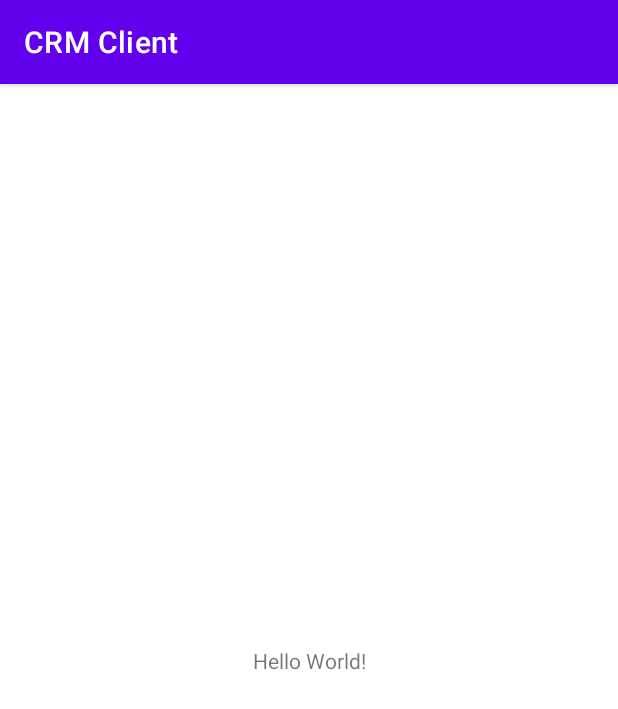
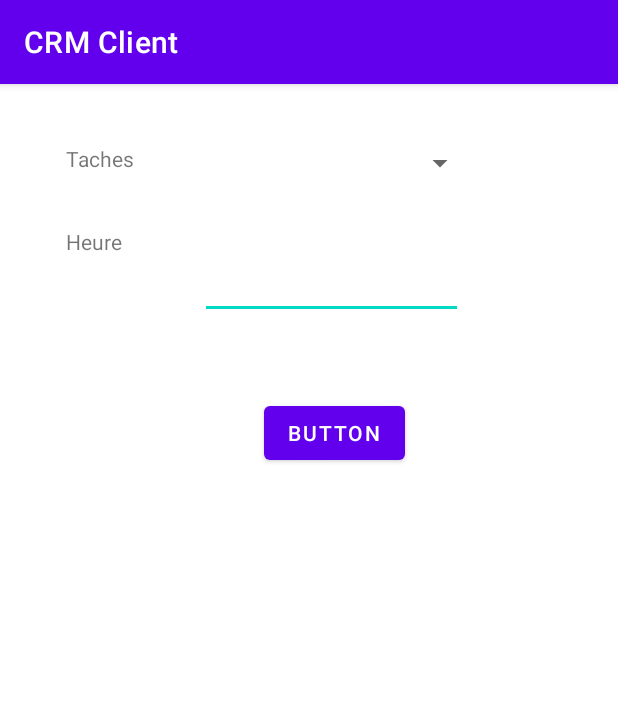
Before and after one commit to stevchen99/CRMClient, an Android app: the screen it shows after launch (MainActivity), on a phone screen of 412 x 824 dp. Shown: the top 709 px of the screen. Run offline under Robolectric (Android 15) with nearby library versions, the phone set to English and light mode, and no system bars; 3 statements that could not run were skipped.

Commit message:
push from HP

```diff
--- a/app/build.gradle
+++ b/app/build.gradle
@@ -37,6 +37,10 @@ dependencies {
     implementation 'androidx.appcompat:appcompat:1.3.0'
     implementation 'com.google.android.material:material:1.4.0'
     implementation 'androidx.constraintlayout:constraintlayout:2.0.4'
+
+    implementation 'com.squareup.retrofit2:retrofit:2.9.0'
+    implementation 'com.squareup.retrofit2:converter-gson:2.7.2'
+
     testImplementation 'junit:junit:4.13.2'
     androidTestImplementation 'androidx.test.ext:junit:1.1.3'
     androidTestImplementation 'androidx.test.espresso:espresso-core:3.4.0'
--- a/app/src/main/AndroidManifest.xml
+++ b/app/src/main/AndroidManifest.xml
@@ -1,7 +1,7 @@
 <?xml version="1.0" encoding="utf-8"?>
 <manifest xmlns:android="http://schemas.android.com/apk/res/android"
     package="com.example.crmclient">
-
+    <uses-permission android:name="android.permission.INTERNET" />
     <application
         android:allowBackup="true"
         android:icon="@mipmap/ic_launcher"
--- a/app/src/main/java/com/example/crmclient/MainActivity.kt
+++ b/app/src/main/java/com/example/crmclient/MainActivity.kt
@@ -1,11 +1,21 @@
 package com.example.crmclient
 
+import android.os.Bundle
 import androidx.appcompat.app.AppCompatActivity
-import android.os.Bundle
+import com.example.crmclient.model.Client
+import com.example.crmclient.model.GetData
+import com.example.crmclient.model.RetrofitClient
+import retrofit2.Call
 
 class MainActivity : AppCompatActivity() {
     override fun onCreate(savedInstanceState: Bundle?) {
         super.onCreate(savedInstanceState)
         setContentView(R.layout.activity_main)
+
+        /*Create handle for the RetrofitInstance interface*/
+        val service: GetData = RetrofitClient.getRetrofitInstance().create(
+            GetData::class.java
+        )
+        val call: Call<List<Client>> = service.getClientList()
     }
 }
--- /dev/null
+++ b/app/src/main/java/com/example/crmclient/model/Client.java
@@ -0,0 +1,25 @@
+package com.example.crmclient.model;
+
+public class Client {
+
+    private int Id;
+    private  String Company;
+
+    public int getId() {
+        return Id;
+    }
+    public void setId(int id) {
+        Id = id;
+    }
+
+
+    public String getCompany() {
+        return Company;
+    }
+    public void setCompany(String company) {
+        Company = company;
+    }
+
+
+
+}
--- /dev/null
+++ b/app/src/main/java/com/example/crmclient/model/GetData.java
@@ -0,0 +1,11 @@
+package com.example.crmclient.model;
+
+import java.util.List;
+import retrofit2.Call;
+import retrofit2.http.GET;
+
+public interface  GetData {
+
+    @GET("/clientData")
+    Call<List<Client>> getClientList();
+}
--- /dev/null
+++ b/app/src/main/java/com/example/crmclient/model/RetrofitClient.java
@@ -0,0 +1,21 @@
+package com.example.crmclient.model;
+
+
+import retrofit2.Retrofit;
+import retrofit2.converter.gson.GsonConverterFactory;
+
+public class RetrofitClient {
+
+    private static Retrofit retrofit;
+    private static final String BASE_URL = "https://le-esp.fr/CRM/GetClient.php";
+
+    public static Retrofit getRetrofitInstance() {
+        if (retrofit == null) {
+            retrofit = new retrofit2.Retrofit.Builder()
+                    .baseUrl(BASE_URL)
+                    .addConverterFactory(GsonConverterFactory.create())
+                    .build();
+        }
+        return retrofit;
+    }
+}
--- a/app/src/main/res/layout/activity_main.xml
+++ b/app/src/main/res/layout/activity_main.xml
@@ -7,12 +7,52 @@
     tools:context=".MainActivity">
 
     <TextView
+        android:id="@+id/txtTache"
         android:layout_width="wrap_content"
         android:layout_height="wrap_content"
-        android:text="Hello World!"
-        app:layout_constraintBottom_toBottomOf="parent"
-        app:layout_constraintLeft_toLeftOf="parent"
-        app:layout_constraintRight_toRightOf="parent"
+        android:layout_marginStart="44dp"
+        android:layout_marginTop="40dp"
+        android:text="@string/tachesRes"
+        app:layout_constraintStart_toStartOf="parent"
         app:layout_constraintTop_toTopOf="parent" />
 
+    <TextView
+        android:id="@+id/txtHeure"
+        android:layout_width="wrap_content"
+        android:layout_height="wrap_content"
+        android:layout_marginStart="44dp"
+        android:layout_marginTop="36dp"
+        android:text="@string/heureRes"
+        app:layout_constraintStart_toStartOf="parent"
+        app:layout_constraintTop_toBottomOf="@+id/txtTache" />
+
+    <Spinner
+        android:id="@+id/spinner"
+        android:layout_width="180dp"
+        android:layout_height="25dp"
+        android:layout_marginStart="48dp"
+        android:layout_marginTop="40dp"
+        app:layout_constraintStart_toEndOf="@+id/txtTache"
+        app:layout_constraintTop_toTopOf="parent" />
+
+    <Button
+        android:id="@+id/button"
+        android:layout_width="wrap_content"
+        android:layout_height="wrap_content"
+        android:layout_marginStart="176dp"
+        android:layout_marginTop="52dp"
+        android:text="Button"
+        app:layout_constraintStart_toStartOf="parent"
+        app:layout_constraintTop_toBottomOf="@+id/editTextNumber" />
+
+    <EditText
+        android:id="@+id/editTextNumber"
+        android:layout_width="175dp"
+        android:layout_height="43dp"
+        android:layout_marginStart="52dp"
+        android:layout_marginTop="48dp"
+        android:ems="10"
+        android:inputType="number"
+        app:layout_constraintStart_toEndOf="@+id/txtHeure"
+        app:layout_constraintTop_toBottomOf="@+id/spinner" />
 </androidx.constraintlayout.widget.ConstraintLayout>
--- a/app/src/main/res/values/strings.xml
+++ b/app/src/main/res/values/strings.xml
@@ -1,3 +1,5 @@
 <resources>
     <string name="app_name">CRM Client</string>
+    <string name="tachesRes">Taches</string>
+    <string name="heureRes">Heure</string>
 </resources>
```
